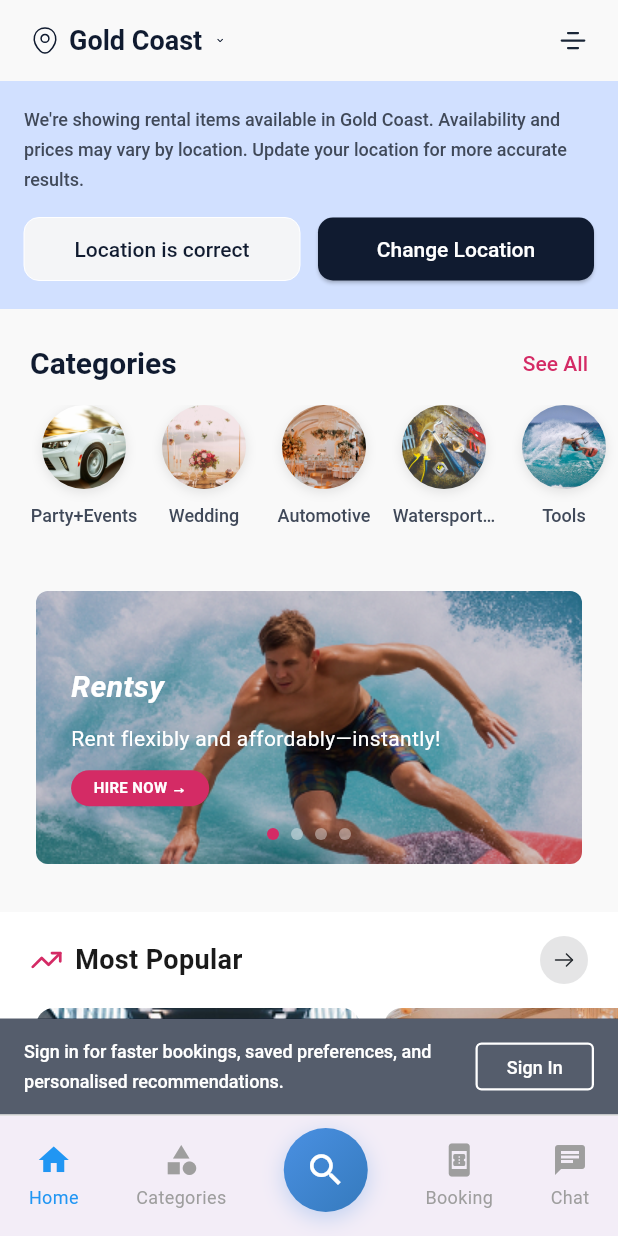
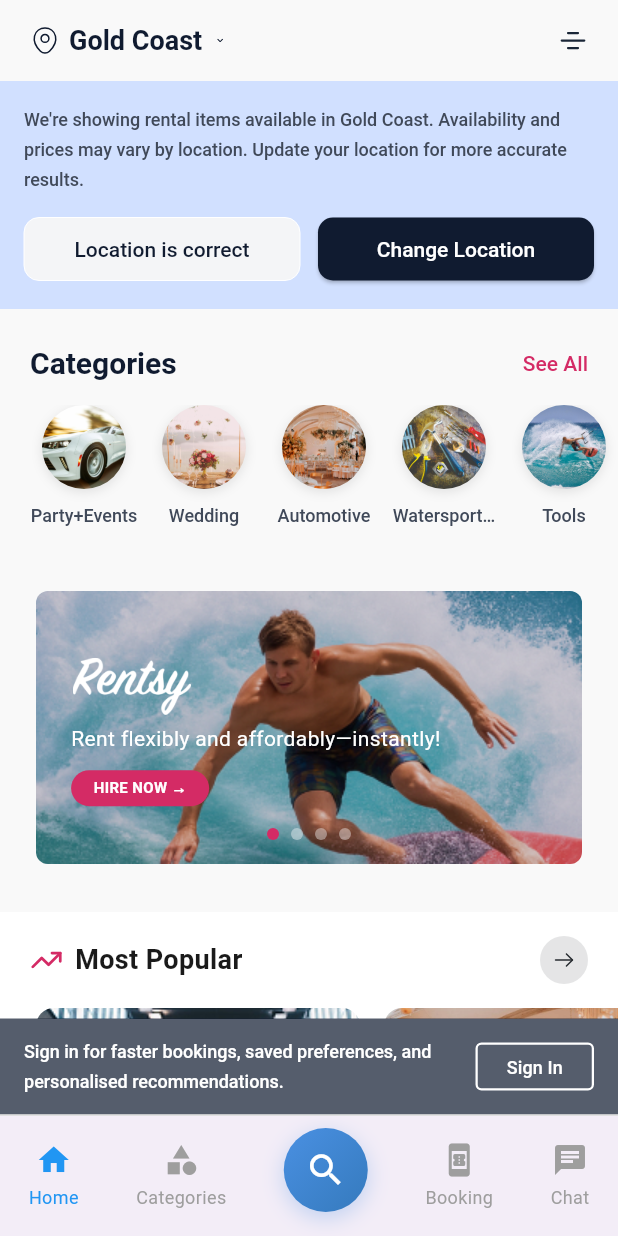
Before and after one commit to Nimesh07Lawati/unoapp, a Flutter app: the screen it shows after launch, on a phone screen of 412 x 824 dp. Run offline on Flutter 3.47's test engine with Material 3 defaults, Android fonts, the light colour scheme and no system bars; our stand-ins replace flutter_svg, go_router; Roboto replaces fonts that are missing (PublicSans).

Commit message:
product banner update

```diff
--- a/lib/screens/home_page_widgets/introducing_product.dart
+++ b/lib/screens/home_page_widgets/introducing_product.dart
@@ -94,21 +94,15 @@
             crossAxisAlignment: CrossAxisAlignment.start,
             mainAxisAlignment: MainAxisAlignment.center,
             children: [
+              // Rentsy Logo instead of text
               SizedBox(
                 width: 80.58,
                 height: 37.92,
-                child: const Align(
-                  alignment: Alignment.centerLeft,
-                  child: Text(
-                    'Rentsy',
-                    style: TextStyle(
-                      fontSize: 20,
-                      fontStyle: FontStyle.italic,
-                      fontWeight: FontWeight.w700,
-                      color: Colors.white,
-                      height: 1.2,
-                    ),
-                  ),
+                child: Image.asset(
+                  'assets/application_images/rentsy_logo.png',
+                  width: 80.58,
+                  height: 37.92,
+                  fit: BoxFit.contain,
                 ),
               ),
               const SizedBox(height: 8),
--- a/lib/screens/home_page_widgets/product_banners.dart
+++ b/lib/screens/home_page_widgets/product_banners.dart
@@ -78,7 +78,7 @@
                   ),
                   decoration: BoxDecoration(
                     color: const Color(0xFF5B8DEF),
-                    borderRadius: BorderRadius.circular(8),
+                    borderRadius: BorderRadius.circular(6),
                   ),
                   child: const Text(
                     'INTRODUCING',
@@ -106,7 +106,7 @@
                   ),
                   decoration: BoxDecoration(
                     color: const Color(0xFFE91E8C),
-                    borderRadius: BorderRadius.circular(12),
+                    borderRadius: BorderRadius.circular(6),
                   ),
                   child: const Text(
                     'HIRE NOW →',
```
